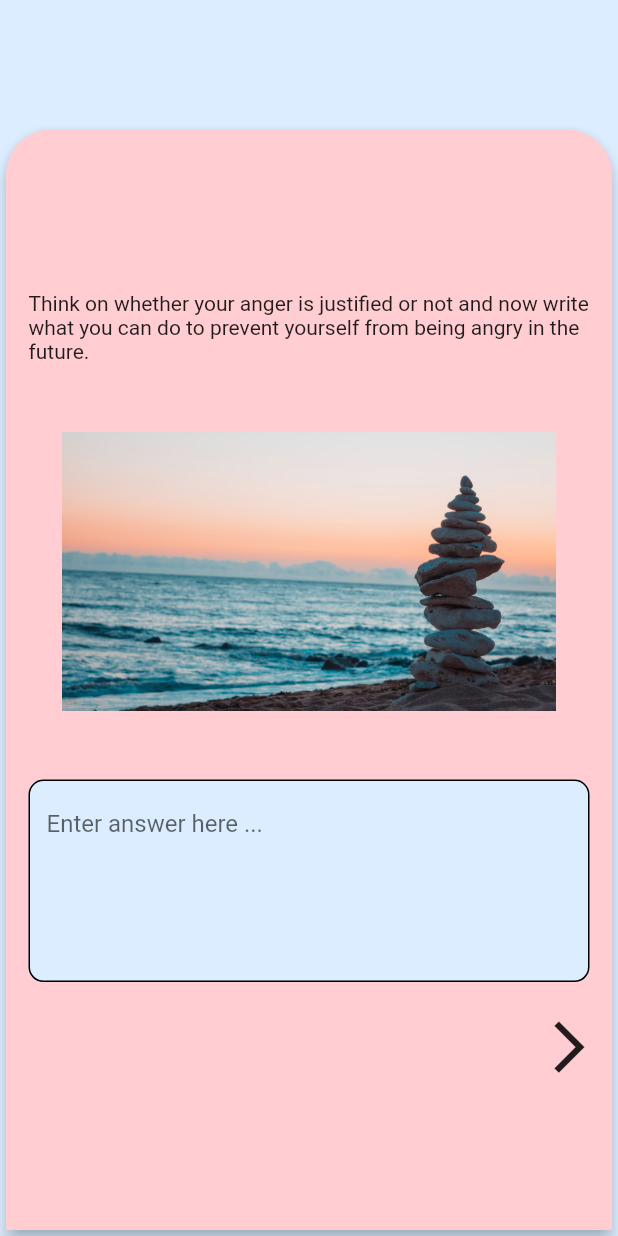
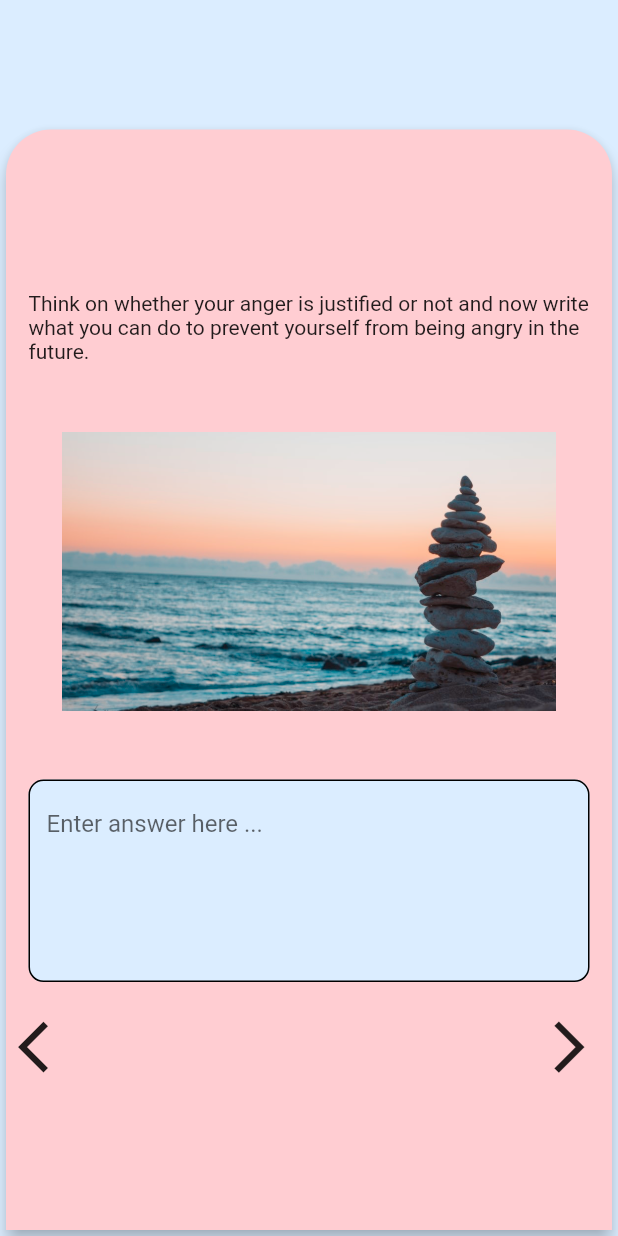
Before and after one commit to SashvDave/Kwit, a Flutter app: the Anger screen opened directly, after a tap on the "arrow forward ios" icon, on a phone screen of 412 x 824 dp. Run offline on Flutter 3.47's test engine with Material 2 defaults, Android fonts, the light colour scheme and no system bars; our stand-ins replace audioplayers, image_picker.

Commit message:
add back buttons to anger therapy

```diff
--- a/lib/anger.dart
+++ b/lib/anger.dart
@@ -1,4 +1,5 @@
 import 'package:flutter/material.dart';
+import 'package:kwit/main.dart';
 import './anger1.dart';
 import 'package:audioplayers/audio_cache.dart';
 import 'package:audioplayers/audioplayers.dart';
@@ -22,6 +23,10 @@ class _AngerState extends State<Anger> {
   void initPlayer() {
     advancedPlayer = new AudioPlayer();
     audioCache = new AudioCache(fixedPlayer: advancedPlayer);
+  }
+
+  void goBack() {
+    Navigator.push(context, MaterialPageRoute(builder: (context) => MyApp()));
   }
 
   void _submitData() {
@@ -81,6 +86,18 @@ class _AngerState extends State<Anger> {
                     }
                   },
                 ),
+                Row(
+                  mainAxisAlignment: MainAxisAlignment.spaceBetween,
+                  children: <Widget>[
+                    Align(
+                      alignment: Alignment.bottomLeft,
+                      child: IconButton(
+                        icon: Icon(Icons.arrow_back_ios),
+                        onPressed: () => goBack(),
+                        tooltip: "Go to last page",
+                        iconSize: MediaQuery.of(context).size.height * 0.05,
+                      ),
+                    ),
                     Align(
                       alignment: Alignment.bottomRight,
                       child: IconButton(
@@ -89,7 +106,9 @@ class _AngerState extends State<Anger> {
                         tooltip: "Go to next page",
                         iconSize: MediaQuery.of(context).size.height * 0.05,
                       ),
-                )
+                    ),
+                  ],
+                ),
               ],
             ),
           ),
--- a/lib/anger1.dart
+++ b/lib/anger1.dart
@@ -1,5 +1,6 @@
 import 'package:flutter/material.dart';
 import 'anger2.dart';
+import 'anger.dart';
 
 class Anger1 extends StatefulWidget {
   @override
@@ -8,6 +9,11 @@ class Anger1 extends StatefulWidget {
 
 class _Anger1State extends State<Anger1> {
   final _textController = TextEditingController();
+
+  void goBack() {
+    Navigator.push(context, MaterialPageRoute(builder: (context) => Anger()));
+  }
+
   void _submitData() {
     final enteredText = _textController.text;
 
@@ -74,6 +80,18 @@ class _Anger1State extends State<Anger1> {
                     ),
                   ),
                 ),
+                Row(
+                  mainAxisAlignment: MainAxisAlignment.spaceBetween,
+                  children: <Widget>[
+                    Align(
+                      alignment: Alignment.bottomLeft,
+                      child: IconButton(
+                        icon: Icon(Icons.arrow_back_ios),
+                        onPressed: () => goBack(),
+                        tooltip: "Go to last page",
+                        iconSize: MediaQuery.of(context).size.height * 0.05,
+                      ),
+                    ),
                     Align(
                       alignment: Alignment.bottomRight,
                       child: IconButton(
@@ -82,7 +100,9 @@ class _Anger1State extends State<Anger1> {
                         tooltip: "Go to next page",
                         iconSize: MediaQuery.of(context).size.height * 0.05,
                       ),
-                )
+                    ),
+                  ],
+                ),
               ],
             ),
           ),
```
Also changed, not shown: lib/anger2.dart (+21 -1 lines), lib/anger3.dart (+20 -2 lines). Lines whose indentation alone changed are shown as unchanged.
